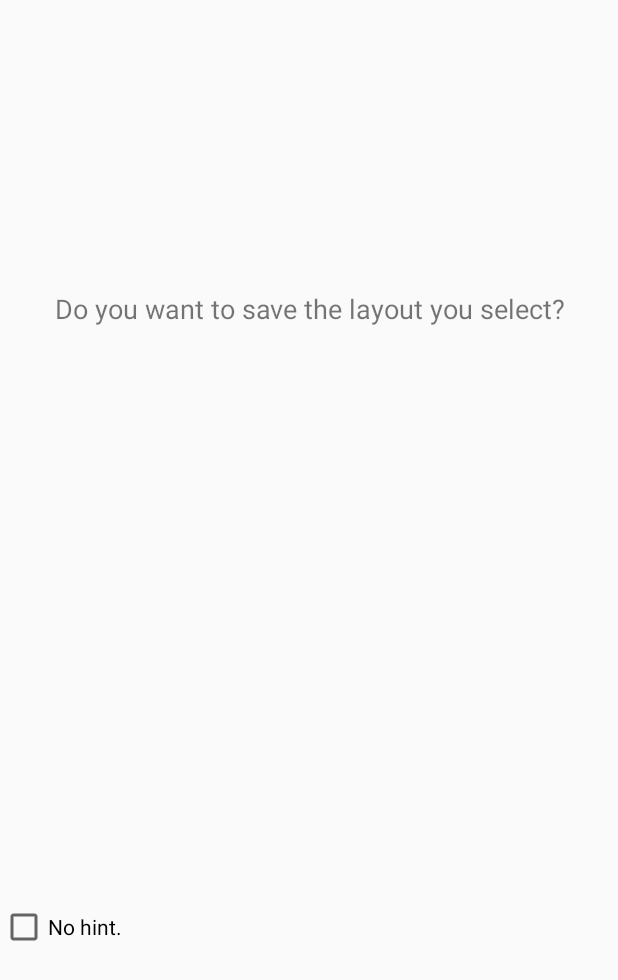
After one commit to Bill56/youphoto, an Android app: the layout dialog_hint.xml on its own in the app's theme, with its tools: preview values and no code run, on a phone screen of 412 x 824 dp. The commit adds this screen. Shown: the top 980 px of the screen. Run offline under Robolectric (Android 15) with nearby library versions, the phone set to English and light mode, and no system bars.

Commit message:
第二十一次提交，在现实图片活动新增退出的时候提示是否保存布局格式的功能。

```diff
--- a/app/src/main/res/layout/card_picture.xml
+++ b/app/src/main/res/layout/card_picture.xml
@@ -32,7 +32,7 @@
             android:layout_marginStart="16dp"
             android:layout_toEndOf="@id/image_file_icon"
             android:layout_toRightOf="@id/image_file_icon"
-            android:ellipsize="marquee"
+            android:ellipsize="middle"
             android:singleLine="true"
             android:text="@string/card_picture_file_name"
             android:textSize="16sp" />
--- /dev/null
+++ b/app/src/main/res/layout/dialog_hint.xml
@@ -0,0 +1,22 @@
+<?xml version="1.0" encoding="utf-8"?>
+<LinearLayout xmlns:android="http://schemas.android.com/apk/res/android"
+    android:layout_width="match_parent"
+    android:layout_height="match_parent"
+    android:orientation="vertical">
+
+    <TextView
+        android:layout_width="match_parent"
+        android:layout_height="0dp"
+        android:gravity="center"
+        android:text="@string/dialog_layout_hint_text"
+        android:textSize="18sp"
+        android:layout_weight="1"/>
+
+    <CheckBox
+        android:id="@+id/checkbox_no_hint"
+        android:layout_width="match_parent"
+        android:layout_height="0dp"
+        android:layout_weight="1"
+        android:text="@string/dialog_layout_hint_checkbox"/>
+
+</LinearLayout>
--- a/app/src/main/res/values/strings.xml
+++ b/app/src/main/res/values/strings.xml
@@ -45,4 +45,7 @@
     <string name="activity_pictures_remove_error">Remove Error.</string>
     <string name="editpic_toast_no_undo">Aready undo.</string>
     <string name="editpic_toast_no_redo">Aready redo.</string>
+    <string name="dialog_layout_hint_text">Do you want to save the layout you select?</string>
+    <string name="dialog_layout_hint_checkbox">No hint.</string>
+    <string name="dialog_layout_hint_title">IsSave</string>
 </resources>
```
Also changed, not shown: 2 other files.
